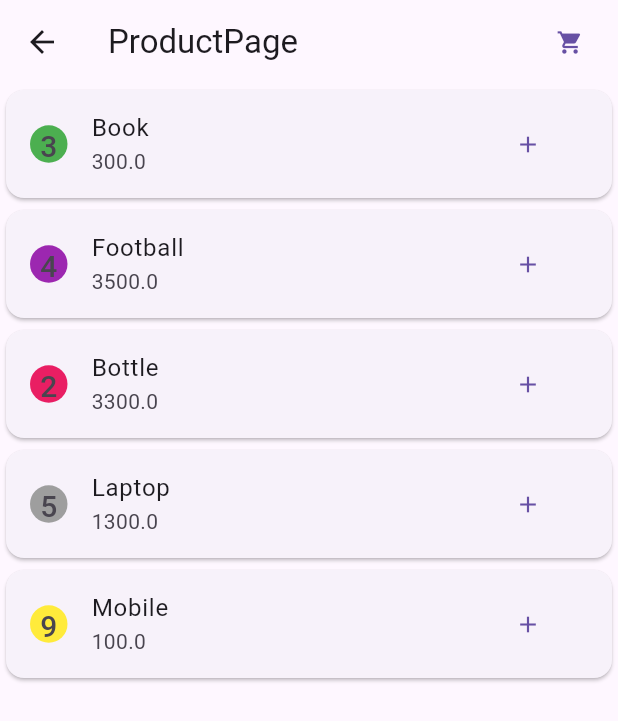
After one commit to Lyangsir00/todo_Avenir, a Flutter app: the screen it shows after launch, after a tap on the "home" icon, on a phone screen of 412 x 824 dp. The commit adds this screen. Shown: the top 721 px of the screen. Run offline on Flutter 3.47's test engine with Material 3 defaults, Android fonts, the light colour scheme and no system bars; our stand-ins replace get, get_storage; network calls fail.

Commit message:
FEAT:add to cart functionalityt using GetX

```diff
--- /dev/null
+++ b/lib/controller/news_controller.dart
@@ -0,0 +1,30 @@
+import 'package:get/get.dart';
+import 'package:getx_basics/model/news_model.dart';
+import 'package:getx_basics/repository/news_repository.dart';
+
+class NewsController extends GetxController {
+  var isLoading = true.obs;
+  var samples = <Sample>[].obs;
+  NewsRepository repository = NewsRepository();
+
+  @override
+  void onInit() {
+    super.onInit();
+    fetchSample();
+  }
+
+  void fetchSample() async {
+    try {
+      isLoading(true);
+      final data = await repository.fetchSample();
+      // samples.assignAll(data!);
+      if (data != null) {
+        samples.value = data;
+      }
+    } catch (e) {
+      Get.snackbar("Error", e.toString());
+    } finally {
+      isLoading(false);
+    }
+  }
+}
--- /dev/null
+++ b/lib/controller/product_controller.dart
@@ -0,0 +1,14 @@
+import 'package:get/get.dart';
+import 'package:getx_basics/model/products_model.dart';
+
+class ProductController extends GetxController {
+  final List<ProductDetail> _item = <ProductDetail>[].obs;
+  List<ProductDetail> get item => _item;
+  void add(ProductDetail items) {
+    item.add(items);
+  }
+
+  void remove(ProductDetail items) {
+    item.remove(items);
+  }
+}
--- a/lib/main.dart
+++ b/lib/main.dart
@@ -4,6 +4,8 @@ import 'package:getx_basics/screen/first_page.dart';
 import 'package:getx_basics/screen/second_page.dart';
 import 'package:getx_basics/screen/third_page.dart';
 import 'package:get_storage/get_storage.dart';
+import 'package:getx_basics/view/cart_page.dart';
+import 'package:getx_basics/view/news_page.dart';
 
 Future<void> main() async {
   await GetStorage.init();
@@ -17,12 +19,14 @@ class MyApp extends StatelessWidget {
   @override
   Widget build(BuildContext context) {
     return GetMaterialApp(
-      initialRoute: 'firstPage',
+      initialRoute: 'newsPage',
       defaultTransition: Transition.leftToRight,
       getPages: [
         GetPage(name: '/firstPage', page: () => const FirstPage()),
         GetPage(name: '/secondPage', page: () => const SecondPage()),
-        GetPage(name: '/thirdPage', page: () => const ThirdPage())
+        GetPage(name: '/thirdPage', page: () => const ThirdPage()),
+        GetPage(name: '/newsPage', page: () => const NewsPage()),
+        GetPage(name: '/cartPage', page: () => const CartPage())
       ],
     );
   }
--- /dev/null
+++ b/lib/model/products_model.dart
@@ -0,0 +1,28 @@
+import 'package:flutter/material.dart';
+
+class ProductDetail {
+  String name;
+  int id;
+  double price;
+  int quantity;
+  Color color;
+  ProductDetail(
+      {required this.id,
+      required this.name,
+      required this.color,
+      required this.price,
+      required this.quantity});
+}
+
+List<ProductDetail> productDetails = [
+  ProductDetail(
+      id: 1, name: "Book", color: Colors.green, price: 300, quantity: 3),
+  ProductDetail(
+      id: 2, name: "Football", color: Colors.purple, price: 3500, quantity: 4),
+  ProductDetail(
+      id: 3, name: "Bottle", color: Colors.pink, price: 3300, quantity: 2),
+  ProductDetail(
+      id: 4, name: "Laptop", color: Colors.grey, price: 1300, quantity: 5),
+  ProductDetail(
+      id: 5, name: "Mobile", color: Colors.yellow, price: 100, quantity: 9)
+];
--- /dev/null
+++ b/lib/repository/news_repository.dart
@@ -0,0 +1,22 @@
+import 'dart:convert';
+
+import 'package:getx_basics/model/news_model.dart';
+import 'package:http/http.dart' as http;
+
+class NewsRepository {
+  List<Sample> sample = [];
+  Future<List<Sample>?> fetchSample() async {
+    final response =
+        await http.get(Uri.parse("https://jsonplaceholder.typicode.com/posts"));
+    if (response.statusCode == 200) {
+      // var data = jsonDecode(response.body);
+      // for (Map<String, dynamic> index in data) {
+      //   sample.add(Sample.fromJson(index));
+      // }
+      List<dynamic> data = jsonDecode(response.body);
+      return data.map((item) => Sample.fromJson(item)).toList();
+    } else {
+      return null;
+    }
+  }
+}
--- /dev/null
+++ b/lib/view/news_page.dart
@@ -0,0 +1,64 @@
+import 'package:flutter/material.dart';
+import 'package:get/get.dart';
+import 'package:getx_basics/controller/news_controller.dart';
+import 'package:getx_basics/view/product_page.dart';
+
+class NewsPage extends StatefulWidget {
+  const NewsPage({super.key});
+
+  @override
+  State<NewsPage> createState() => _NewsPageState();
+}
+
+class _NewsPageState extends State<NewsPage> {
+  final NewsController _controller = Get.put(NewsController());
+
+  @override
+  Widget build(BuildContext context) {
+    return Scaffold(
+        appBar: AppBar(
+          actions: [
+            TextButton.icon(
+                onPressed: () {
+                  Get.to(() => const ProductPage());
+                },
+                label: const Icon(Icons.home)),
+            TextButton(
+                onPressed: () {
+                  Get.toNamed("firstPage");
+                },
+                child: const Text("FirstPage"))
+          ],
+          title: const Text("SampleNews"),
+        ),
+        body: Obx(() {
+          if (_controller.isLoading.value) {
+            return const Center(
+              child: CircularProgressIndicator(),
+            );
+          }
+          return ListView.builder(
+            itemBuilder: (context, index) {
+              // final sample = _controller.samples[index];
+              return Card(
+                shape: RoundedRectangleBorder(
+                    borderRadius: BorderRadius.circular(20)),
+                margin:
+                    const EdgeInsets.symmetric(vertical: 15, horizontal: 20),
+                child: Column(
+                  mainAxisAlignment: MainAxisAlignment.center,
+                  crossAxisAlignment: CrossAxisAlignment.center,
+                  children: [
+                    Text(_controller.samples[index].id.toString()),
+                    Text(_controller.samples[index].userId.toString()),
+                    Text(_controller.samples[index].title.toString()),
+                    Text(_controller.samples[index].body.toString())
+                  ],
+                ),
+              );
+            },
+            itemCount: _controller.samples.length,
+          );
+        }));
+  }
+}
--- /dev/null
+++ b/lib/view/product_page.dart
@@ -0,0 +1,65 @@
+import 'package:flutter/material.dart';
+import 'package:get/get.dart';
+import 'package:getx_basics/controller/product_controller.dart';
+import 'package:getx_basics/model/products_model.dart';
+
+class ProductPage extends StatefulWidget {
+  const ProductPage({super.key});
+
+  @override
+  State<ProductPage> createState() => _ProductPageState();
+}
+
+class _ProductPageState extends State<ProductPage> {
+  final ProductController controller = Get.put(ProductController());
+  @override
+  Widget build(BuildContext context) {
+    return Scaffold(
+      appBar: AppBar(
+        title: const Text("ProductPage"),
+        actions: [
+          TextButton(
+              onPressed: () {
+                Get.toNamed("cartPage");
+              },
+              child: const Icon(
+                Icons.shopping_cart,
+              ))
+        ],
+      ),
+      body: ListView.builder(
+        itemBuilder: (context, index) {
+          final products = productDetails[index];
+          return Card(
+            child: ListTile(
+              leading: Container(
+                decoration: BoxDecoration(
+                    color: products.color,
+                    borderRadius: BorderRadius.circular(20)),
+                height: 25,
+                width: 25,
+                child: Center(
+                  child: Text(
+                    products.quantity.toString(),
+                    style: const TextStyle(
+                      fontSize: 20,
+                    ),
+                  ),
+                ),
+              ),
+              title: Text(products.name),
+              subtitle: Text(products.price.toString()),
+              trailing: TextButton(
+                  onPressed: () {
+                    controller.add(products);
+                    Get.snackbar("Products", "Added successfully");
+                  },
+                  child: const Icon(Icons.add)),
+            ),
+          );
+        },
+        itemCount: productDetails.length,
+      ),
+    );
+  }
+}
--- a/pubspec.yaml
+++ b/pubspec.yaml
@@ -37,6 +37,7 @@ dependencies:
   cupertino_icons: ^1.0.8
   get: ^4.6.6
   get_storage: ^2.1.1
+  http: ^1.2.2
 
 dev_dependencies:
   flutter_test:
```
Also changed, not shown: lib/controller/counter_controller.dart (+6 -1 lines), lib/model/news_model.dart (added, +22 -0 lines), lib/screen/first_page.dart (+7 -3 lines), lib/view/cart_page.dart (added, +48 -0 lines), pubspec.lock, 1 other file.
